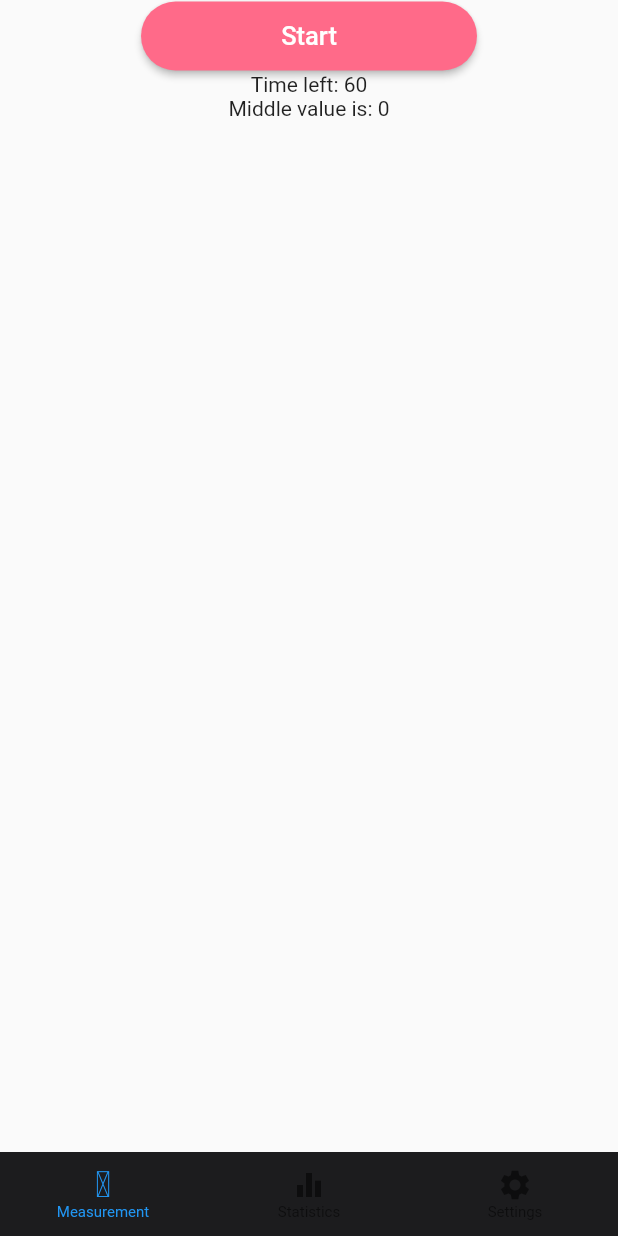
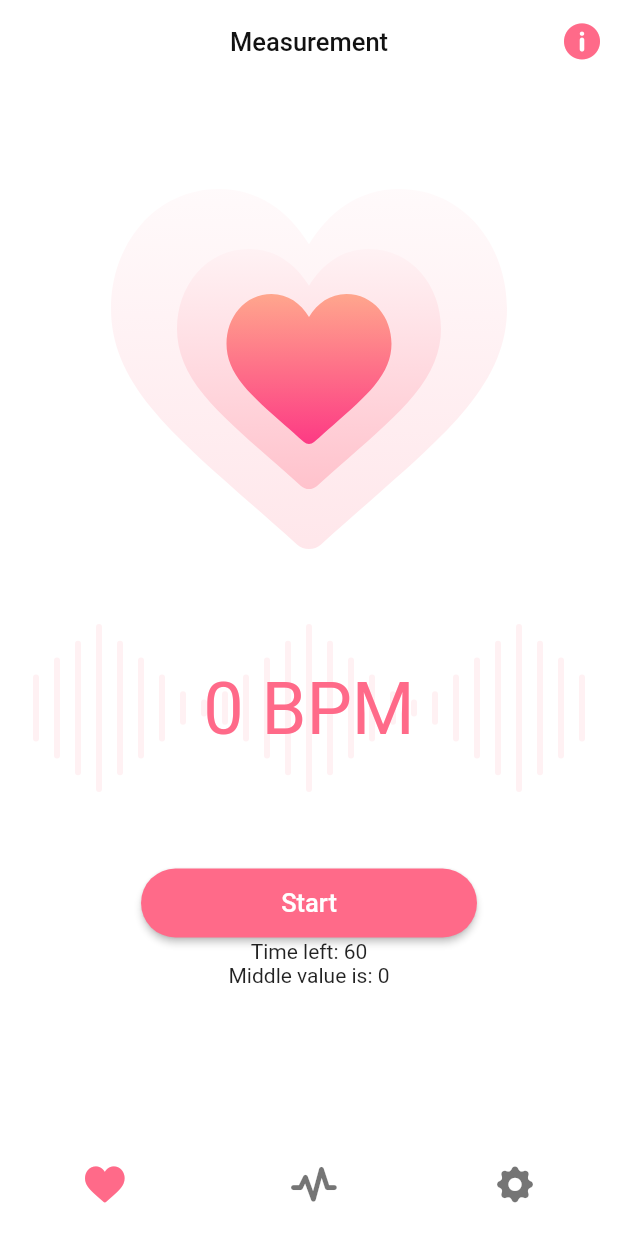
Before and after one commit to mb1shka/pulsometer, a Flutter app: the screen it shows after launch, on a phone screen of 412 x 824 dp. Run offline on Flutter 3.47's test engine with Material 2 defaults, Android fonts, the phone set to English and light mode, and no system bars; our stand-ins replace flutter_svg, shared_preferences, sqflite; missing offline and left inert: heart_bpm; accounts and stored records are empty.

Commit message:
design 1 commit

```diff
--- /dev/null
+++ b/lib/custom_icons.dart
@@ -0,0 +1,28 @@
+/// Flutter icons CustomIcons
+/// Copyright (C) 2021 by original authors @ fluttericon.com, fontello.com
+/// This font was generated by FlutterIcon.com, which is derived from Fontello.
+///
+/// To use this font, place it in your fonts/ directory and include the
+/// following in your pubspec.yaml
+///
+/// flutter:
+///   fonts:
+///    - family:  CustomIcons
+///      fonts:
+///       - asset: fonts/CustomIcons.ttf
+///
+///
+///
+import 'package:flutter/widgets.dart';
+
+class CustomIcons {
+  CustomIcons._();
+
+  static const _kFontFam = 'CustomIcons';
+  static const String? _kFontPkg = null;
+
+  static const IconData tab_heart = IconData(0xe800, fontFamily: _kFontFam, fontPackage: _kFontPkg);
+  static const IconData info = IconData(0xe801, fontFamily: _kFontFam, fontPackage: _kFontPkg);
+  static const IconData tab_settings = IconData(0xe802, fontFamily: _kFontFam, fontPackage: _kFontPkg);
+  static const IconData tab_statistics = IconData(0xe803, fontFamily: _kFontFam, fontPackage: _kFontPkg);
+}
--- a/lib/presentation/icons/heart_beat_icon.dart
+++ b/lib/presentation/icons/heart_beat_icon.dart
@@ -9,7 +9,7 @@
 ///   fonts:
 ///    - family:  CastomIcons
 ///      fonts:
-///       - asset: fonts/CastomIcons.ttf
+///       - asset: fonts/CustomIcons.ttf
 ///
 ///
 /// * Font Awesome 4, Copyright (C) 2016 by Dave Gandy
--- a/lib/presentation/pages_and_screens/home_page.dart
+++ b/lib/presentation/pages_and_screens/home_page.dart
@@ -1,5 +1,6 @@
 import 'package:flutter/cupertino.dart';
 import 'package:flutter/material.dart';
+import 'package:heart_rate/custom_icons.dart';
 import 'package:heart_rate/presentation/icons/heart_beat_icon.dart';
 import 'package:heart_rate/presentation/pages_and_screens/measurement_page.dart';
 import 'package:heart_rate/presentation/pages_and_screens/settings_page.dart';
@@ -24,84 +25,36 @@ class _HomePageState extends State<HomePage> {
   Widget build(BuildContext context) {
     return Scaffold(
       bottomNavigationBar: BottomNavigationBar(
-          backgroundColor: const Color(0xFF1c1c1e),
+          backgroundColor: const Color(0xFFFFFFFF),
           elevation: 0,
           selectedFontSize: 10,
           unselectedFontSize: 10,
+          fixedColor: new Color(0xFFFF6A89),
           items: [
             BottomNavigationBarItem(
               icon: Icon(
-                HeartBeatIcon.heartbeat_1,
+                CustomIcons.tab_heart
               ),
-              label: 'Measurement',
+              label: ' ',
             ),
             BottomNavigationBarItem(
-              icon: Icon(Icons.equalizer_outlined),
-              label: 'Statistics',
+              icon: Icon(
+                CustomIcons.tab_statistics
+              ),
+              label: ' ',
             ),
             BottomNavigationBarItem(
-              icon: Icon(Icons.settings),
-              label: 'Settings',
+              icon: Icon(
+                  CustomIcons.tab_settings
+              ),
+              label: ' ',
             ),
           ],
           currentIndex: _selectedIndex,
           onTap: (int index) => setState(() => _selectedIndex = index),
       ),
       body: tabs.elementAt(_selectedIndex),
-      // child: CupertinoApp(
-      //   title: 'Heart rate app',
-      //   home: CupertinoTabScaffold(
-      //       tabBar: CupertinoTabBar(
-      //         currentIndex: _currentIndex,
-      //         onTap: _onItemTapped,
-      //         items: [
-      //           BottomNavigationBarItem(
-      //             icon: Icon(
-      //               HeartBeatIcon.heartbeat_1,
-      //             ),
-      //             label: 'Measurement',
-      //           ),
-      //           BottomNavigationBarItem(
-      //             icon: Icon(Icons.equalizer_outlined),
-      //             label: 'Statistics',
-      //           ),
-      //           BottomNavigationBarItem(
-      //             icon: Icon(Icons.settings),
-      //             label: 'Settings',
-      //           ),
-      //         ],
-      //       ),
-      //       tabBuilder: (BuildContext context, index) {
-      //         return _widgetOptions[index];
-      //       }),
-      // ),
+
     );
-    /*return CupertinoApp(
-      title: 'Heart rate app',
-      home: CupertinoTabScaffold(
-          tabBar: CupertinoTabBar(
-            currentIndex: _currentIndex,
-            onTap: _onItemTapped,
-            items: [
-              BottomNavigationBarItem(
-                icon: Icon(
-                  HeartBeatIcon.heartbeat_1,
-                ),
-                label: 'Measurement',
-              ),
-              BottomNavigationBarItem(
-                icon: Icon(Icons.equalizer_outlined),
-                label: 'Statistics',
-              ),
-              BottomNavigationBarItem(
-                icon: Icon(Icons.settings),
-                label: 'Settings',
-              ),
-            ],
-          ),
-          tabBuilder: (BuildContext context, index) {
-            return _widgetOptions[index];
-          }),
-    );*/
   }
 }
--- a/lib/presentation/pages_and_screens/measurement_page.dart
+++ b/lib/presentation/pages_and_screens/measurement_page.dart
@@ -4,14 +4,14 @@ import 'package:flutter/cupertino.dart';
 import 'package:flutter/material.dart';
 import 'package:heart_bpm/chart.dart';
 import 'package:heart_bpm/heart_bpm.dart';
+import 'package:heart_rate/custom_icons.dart';
 import 'package:heart_rate/data/listeners/heart_rate_listener.dart';
 import 'package:heart_rate/domain/heart_rate_calculator.dart';
 import 'package:heart_rate/domain/shared_preferences/my_shared_preferences.dart';
 import 'package:heart_rate/presentation/widgets/measurement_start_position.dart';
-
+import 'package:flutter_svg/flutter_svg.dart';
 
 import 'package:provider/provider.dart';
-
 
 class MeasurementPage extends StatefulWidget {
   const MeasurementPage({Key? key}) : super(key: key);
@@ -32,28 +32,71 @@ class _MeasurementPageState extends State<MeasurementPage> {
   late Timer _timer;
   int _start = 60;
 
-
   @override
   void dispose() {
     // _timer.cancel(); // проверить задан ли таймер
     super.dispose();
   }
 
-
-  /*void _measurement() {
-    context.read<HeartRateListener>().measurement();
-  }
-
-  void _measurementCancel() {
-    context.read<HeartRateListener>().measurementCancel();
-  }*/
-
   @override
   Widget build(BuildContext context) {
     return SafeArea(
       child: Scaffold(
+        backgroundColor: new Color(0xFFFFFFFF),
+        appBar: AppBar(
+          title: Text(
+            'Measurement',
+            style: TextStyle(
+              color: new Color(0xFF121212),
+              fontStyle: FontStyle.normal,
+              fontSize: 17,
+            ),
+          ),
+          centerTitle: true,
+          elevation: 0,
+          backgroundColor: new Color(0xFFFFFFFF),
+          actionsIconTheme: IconThemeData(
+            color: new Color(0xFFFF6A89),
+          ),
+          actions: [
+            IconButton(
+                onPressed: () {},
+                //TODO: make a showDialog how to use
+                icon: Icon(
+                  CustomIcons.info,
+                )),
+          ],
+        ),
         body: Column(
           children: [
+            SafeArea(
+                child: Padding(
+              padding: const EdgeInsets.fromLTRB(0, 70, 0, 0),
+              child: Center(
+                child: SvgPicture.asset('assets/svg/measurement_hearts.svg'),
+              ),
+            )),
+            SafeArea(
+              child: Stack(
+                alignment: Alignment.center,
+                children: [
+                  Padding(
+                    padding: const EdgeInsets.fromLTRB(0, 50, 0, 50),
+                    child: Center(
+                      child:
+                          SvgPicture.asset('assets/svg/measurement_second.svg'),
+                    ),
+                  ),
+                    Text(
+                      '$currentValue BPM',
+                      style: TextStyle(
+                        color: new Color(0xFFFF6A89),
+                        fontSize: 48,
+                      ),
+                    ),
+                ],
+              ),
+            ),
             isBPMEnabled
                 ? dialog = Column(
                     children: [
@@ -92,9 +135,9 @@ class _MeasurementPageState extends State<MeasurementPage> {
                     fixedSize: Size(224, 46),
                     shape: RoundedRectangleBorder(
                       borderRadius: BorderRadius.circular(24.0),
-                    )
-                  ),
-                  child: Text(isBPMEnabled ? "Stop" : "Start",
+                    )),
+                child: Text(
+                  isBPMEnabled ? "Stop" : "Start",
                   style: TextStyle(
                     fontSize: 17,
                     fontStyle: FontStyle.normal,
@@ -102,7 +145,6 @@ class _MeasurementPageState extends State<MeasurementPage> {
                   ),
                 ),
                 onPressed: () => setState(() {
-
                   //_measurement();
 
                   //timer = 60 sec
```
Also changed, not shown: lib/presentation/widgets/settings_container.dart (+24 -6 lines), lib/presentation/widgets/statistics_container.dart (+25 -2 lines), pubspec.yaml (+8 -4 lines), assets/fonts/CastomIcons.ttf (deleted), assets/fonts/CustomIcons.ttf (added), assets/fonts/InfoButton.ttf (added), assets/svg/info_button.svg (added), assets/svg/measurement_hearts.svg (added), assets/svg/measurement_second.svg (added), assets/svg/tab_heart.svg (added), assets/svg/tab_heart_onTapped.svg (added), assets/svg/tab_settings.svg (added), assets/svg/tab_settings_onTapped.svg (added), assets/svg/tab_statistics.svg (added), 2 more files, 2 other files. Lines whose indentation alone changed are shown as unchanged.
